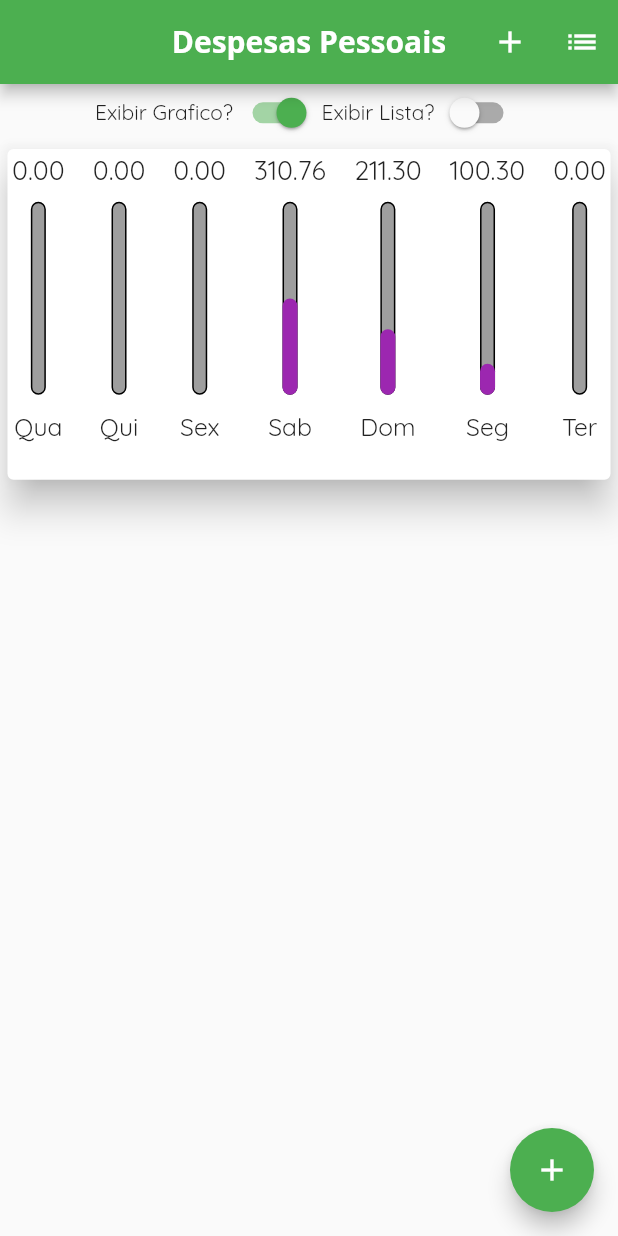
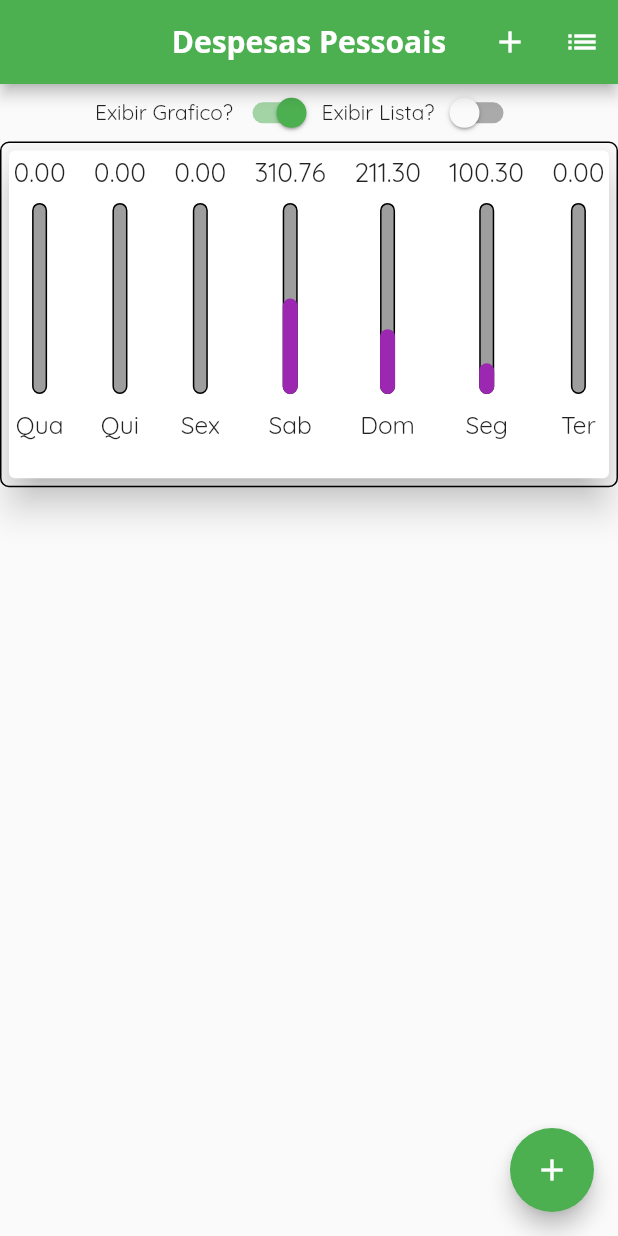
Before and after one commit to JonesCunha/personaldues, a Flutter app: the screen it shows after launch, after a tap on the "pie chart" icon, on a phone screen of 412 x 824 dp. Run offline on Flutter 3.47's test engine with Material 2 defaults, Android fonts, the phone set to English and light mode, and no system bars.

Commit message:
ajustes de responsabilidade

```diff
--- a/lib/components/chart.dart
+++ b/lib/components/chart.dart
@@ -1,7 +1,6 @@
 // ignore_for_file: prefer_const_constructors
 
 import 'package:flutter/material.dart';
-import 'package:flutter/rendering.dart';
 import 'package:personalduestwo/models/transaction.dart';
 import 'package:intl/intl.dart';
 
@@ -36,11 +35,16 @@ class Chart extends StatelessWidget {
     });
   }
 
-  const Chart({super.key, required this.recentTransaction});
+  Chart({super.key, required this.recentTransaction}){
+    // print('Constructor Meu Chart!');
+  }
 
   @override
   Widget build(BuildContext context) {
-    return Card(
+    // print('build() Chart');
+    return Container(
+      decoration: BoxDecoration(border: Border.all(),borderRadius: BorderRadius.circular(6) ),
+      child: Card(
         elevation: 10,
         margin: EdgeInsets.all(5),
         child: Padding(
@@ -88,7 +92,6 @@ class Chart extends StatelessWidget {
               //  );
               return LayoutBuilder(
                 builder: (context, constraints) {
-
                   return Column(
                     children: [
                       Container(
@@ -136,7 +139,7 @@ class Chart extends StatelessWidget {
                         height: constraints.maxHeight * 0.05,
                       ),
                       // Text('${tr['day']}'),
-                    Container(
+                      SizedBox(
                         height: constraints.maxHeight * 0.10,
                         child: FittedBox(
                             child: Text(
@@ -150,6 +153,7 @@ class Chart extends StatelessWidget {
             }).toList(),
           ),
         ),
+      ),
     );
   }
 }
--- /dev/null
+++ b/lib/components/theme.dart
@@ -0,0 +1,20 @@
+  import 'package:flutter/material.dart';
+
+ThemeData Thema() {
+    return ThemeData(
+      hintColor: Colors.amber,
+      primarySwatch: Colors.green,
+      primaryColor: Colors.purple,
+      textTheme: (TextTheme(
+          titleLarge: TextStyle(fontFamily: 'Quicksand', fontSize: 18),
+          titleMedium: TextStyle(fontFamily: 'OpenSans', fontSize: 14))),
+      appBarTheme: AppBarTheme(
+        titleTextStyle: TextStyle(
+            fontFamily: 'OpenSans',
+            fontSize: 25,
+            fontWeight: FontWeight.w700),
+        centerTitle: true,
+      ),
+      fontFamily: 'Quicksand',
+    );
+  }
--- a/lib/components/transaction_form.dart
+++ b/lib/components/transaction_form.dart
@@ -43,22 +43,28 @@ class _TransactionFormState extends State<TransactionForm> {
 
   @override
   Widget build(BuildContext context) {
+    // print('build() TransactionForm');
     return Container(
       child: Column(
-        // crossAxisAlignment: CrossAxisAlignment.stretch,
-        mainAxisSize:  MainAxisSize.min,
+        //crossAxisAlignment: CrossAxisAlignment.stretch,
+        // mainAxisSize: MainAxisSize.min,
         children: [
           Card(
             elevation: 5,
             child: Padding(
-              padding: EdgeInsets.only(top:10,right: 10,left: 10,
-                        bottom: 10 + MediaQuery.of(context).viewInsets.bottom,),
+              padding: EdgeInsets.only(
+                top: 10,
+                right: 10,
+                left: 10,
+                bottom: 10 + MediaQuery.of(context).viewInsets.bottom,
+              ),
               child: Column(children: [
                 TextField(
-                  controller: _titleController,
-                  onSubmitted: (_) => _submitForm(),
-                  decoration: InputDecoration(labelText: 'Titulo'),
-                ),
+                    controller: _titleController,
+                    onSubmitted: (_) => _submitForm(),
+                    decoration: InputDecoration(
+                      labelText: 'Titulo',
+                    )),
                 TextField(
                   controller: _valueController,
                   onSubmitted: (_) => _submitForm(),
--- a/lib/components/transaction_list.dart
+++ b/lib/components/transaction_list.dart
@@ -13,6 +13,7 @@ class TransactionList extends StatelessWidget {
 
   @override
   Widget build(BuildContext context) {
+    // print('build() TransactionList');
     return transactions.isEmpty
         ? Column(
             children: [
--- a/lib/main.dart
+++ b/lib/main.dart
@@ -1,6 +1,7 @@
 // ignore_for_file: prefer_const_constructors
 
 import 'package:flutter/material.dart';
+import 'components/theme.dart';
 import 'pages/my_home_page.dart';
 
 main() {
@@ -18,21 +19,9 @@ class ExpensesApp extends StatelessWidget {
     return MaterialApp(
       debugShowCheckedModeBanner: false,
       home: MyHomePage(),
-      theme: ThemeData(
-        primarySwatch: Colors.green,
-        primaryColor: Colors.purple,
-        textTheme: (TextTheme(
-            titleLarge: TextStyle(fontFamily: 'Quicksand', fontSize: 18),
-            titleMedium: TextStyle(fontFamily: 'OpenSans', fontSize: 14))),
-        appBarTheme: AppBarTheme(
-          titleTextStyle: TextStyle(
-              fontFamily: 'OpenSans',
-              fontSize: 25,
-              fontWeight: FontWeight.w700),
-          centerTitle: true,
-        ),
-        fontFamily: 'Quicksand',
-      ),
+      theme: Thema(),
     );
   }
+
+
 }
--- a/lib/pages/my_home_page.dart
+++ b/lib/pages/my_home_page.dart
@@ -8,7 +8,8 @@ import '../components/transaction_list.dart';
 import '../models/transaction.dart';
 
 class MyHomePage extends StatefulWidget {
-  const MyHomePage({super.key});
+
+  const MyHomePage();
 
   @override
   State<MyHomePage> createState() => _MyHomePageState();
@@ -83,6 +84,7 @@ class _MyHomePageState extends State<MyHomePage> {
 
   @override
   Widget build(BuildContext context) {
+    print('build() _MyHomePageState');
 
     bool isLandScape = MediaQuery.of(context).orientation == Orientation.landscape;
 
@@ -107,7 +109,7 @@ class _MyHomePageState extends State<MyHomePage> {
     final avaliableHeight = MediaQuery.of(context).size.height -
         appBar.preferredSize.height -
         MediaQuery.of(context).padding.top;
-    print(avaliableHeight);
+    //print(avaliableHeight);
 
     return Scaffold(
       floatingActionButton: FloatingActionButton(
```
Lines whose indentation alone changed are shown as unchanged.
